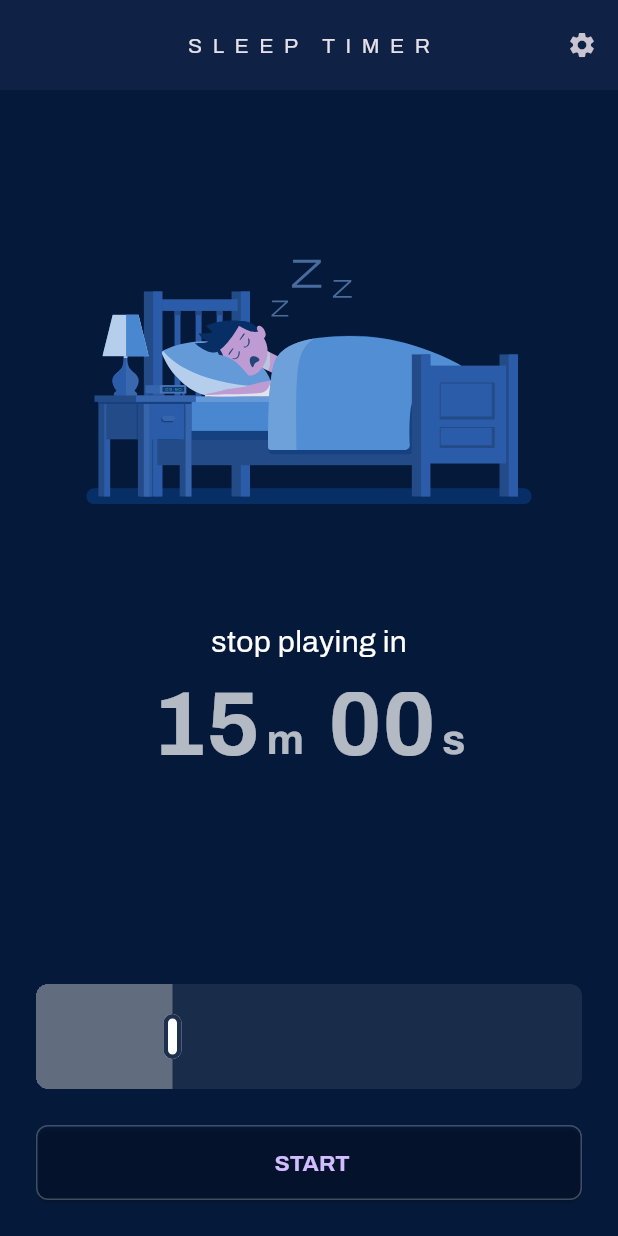
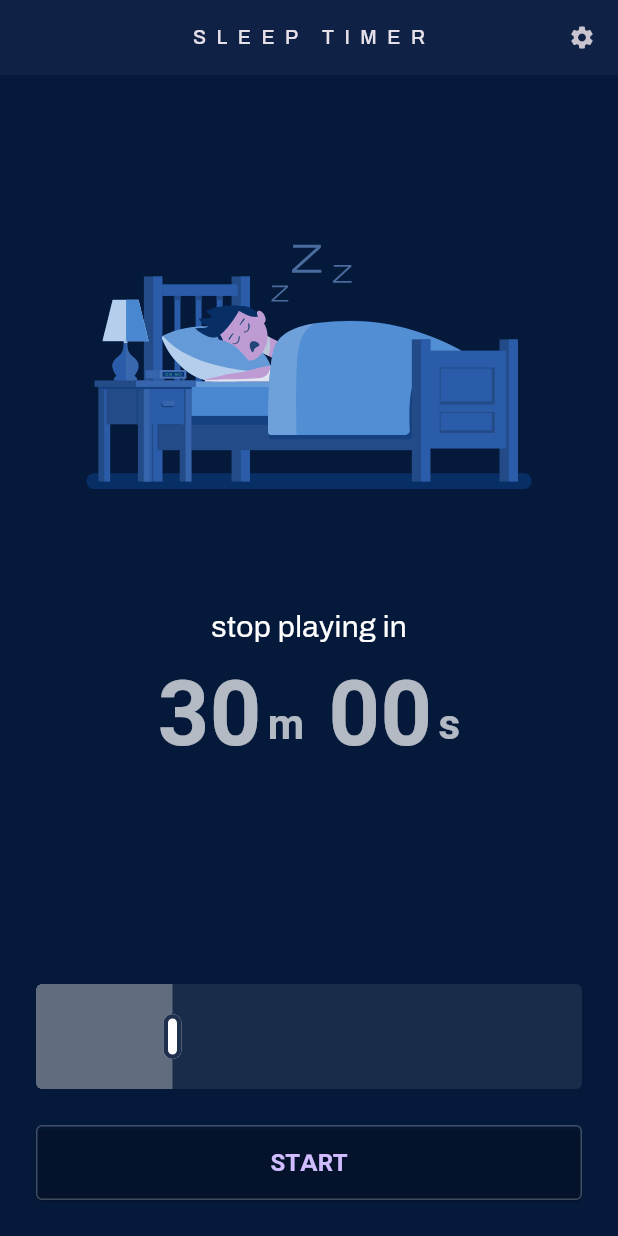
Before and after one commit to tuzkituan/sleep-timer, a Flutter app: the screen it shows after launch, on a phone screen of 412 x 824 dp. Run offline on Flutter 3.47's test engine with Material 3 defaults, Android fonts, the phone set to English and light mode, and no system bars; drawn by our look-alikes of shimmer; our stand-ins replace awesome_notifications, flutter_svg, google_fonts, shared_preferences; missing offline and left inert: audio_session.

Commit message:
Update font

```diff
--- a/lib/components/action_button/action_button.dart
+++ b/lib/components/action_button/action_button.dart
@@ -1,5 +1,6 @@
 import 'package:flutter/material.dart';
-import 'package:sleep_timer/controllers/settings_controller.dart';
+import 'package:google_fonts/google_fonts.dart';
+import 'package:sleep_timer/utils/app_variables.dart';
 
 class ActionButton extends StatelessWidget {
   final String title;
@@ -18,18 +19,21 @@ class ActionButton extends StatelessWidget {
               isDanger ? Colors.red[900]!.withOpacity(0.7) : Colors.transparent,
           minimumSize: const Size.fromHeight(50),
           shape: RoundedRectangleBorder(
-            borderRadius: BorderRadius.circular(8),
-            side: const BorderSide(color: Colors.white24),
+            borderRadius: BorderRadius.circular(
+              AppVariables.MAIN_BORDER_RADIUS,
+            ),
+            side: const BorderSide(
+              color: Colors.white24,
+            ),
           )),
       child: Row(
         mainAxisAlignment: MainAxisAlignment.center,
         crossAxisAlignment: CrossAxisAlignment.center,
         children: [
-          const SizedBox(width: 4),
           Text(
             title.toUpperCase(),
-            style: const TextStyle(
-              fontSize: 15,
+            style: GoogleFonts.kodeMono(
+              fontSize: 16,
               fontWeight: FontWeight.bold,
             ),
           )
--- a/lib/components/app_title/app_title.dart
+++ b/lib/components/app_title/app_title.dart
@@ -8,7 +8,11 @@ class AppTitle extends StatelessWidget {
   Widget build(BuildContext context) {
     return Text(
       "SLEEP TIMER",
-      style: GoogleFonts.archivo(fontSize: 14, letterSpacing: 7),
+      style: GoogleFonts.archivo(
+        fontSize: 13,
+        letterSpacing: 7,
+        fontWeight: FontWeight.w500,
+      ),
     );
   }
 }
--- a/lib/components/main_timer_text/main_timer_text.dart
+++ b/lib/components/main_timer_text/main_timer_text.dart
@@ -1,4 +1,5 @@
 import 'package:flutter/material.dart';
+import 'package:google_fonts/google_fonts.dart';
 import 'package:shimmer/shimmer.dart';
 
 class MainTimerText extends StatelessWidget {
@@ -25,7 +26,7 @@ class MainTimerText extends StatelessWidget {
         children: [
           Text(
             minute,
-            style: const TextStyle(
+            style: GoogleFonts.kodeMono(
               fontSize: 60,
               height: 0,
               fontWeight: FontWeight.w700,
@@ -35,11 +36,11 @@ class MainTimerText extends StatelessWidget {
           const SizedBox(
             width: 4,
           ),
-          const Text(
+          Text(
             "m",
-            style: TextStyle(
+            style: GoogleFonts.kodeMono(
               color: Colors.white,
-              height: 1.6,
+              height: 2,
               fontSize: 28,
               fontWeight: FontWeight.w700,
             ),
@@ -49,7 +50,7 @@ class MainTimerText extends StatelessWidget {
           ),
           Text(
             second,
-            style: const TextStyle(
+            style: GoogleFonts.kodeMono(
               fontSize: 60,
               height: 0,
               fontWeight: FontWeight.w700,
@@ -59,11 +60,11 @@ class MainTimerText extends StatelessWidget {
           const SizedBox(
             width: 4,
           ),
-          const Text(
+          Text(
             "s",
-            style: TextStyle(
+            style: GoogleFonts.kodeMono(
               color: Colors.white,
-              height: 1.6,
+              height: 2,
               fontSize: 28,
               fontWeight: FontWeight.w700,
             ),
--- a/lib/components/settings_bottom_sheet/settings_bottom_sheet.dart
+++ b/lib/components/settings_bottom_sheet/settings_bottom_sheet.dart
@@ -88,7 +88,9 @@ class _SettingsBottomSheetState extends State<SettingsBottomSheet> {
                           child: Container(
                             decoration: BoxDecoration(
                               color: theme!.primaryColor,
-                              borderRadius: BorderRadius.circular(8),
+                              borderRadius: BorderRadius.circular(
+                                AppVariables.MAIN_BORDER_RADIUS,
+                              ),
                               border: isActive
                                   ? Border.all(
                                       color: Colors.white,
--- a/lib/components/time_slider/time_slider.dart
+++ b/lib/components/time_slider/time_slider.dart
@@ -23,7 +23,7 @@ class TimeSlider extends StatelessWidget {
     return Container(
       clipBehavior: Clip.hardEdge,
       decoration: BoxDecoration(
-        borderRadius: BorderRadius.circular(8),
+        borderRadius: BorderRadius.circular(AppVariables.MAIN_BORDER_RADIUS),
         color: SettingsController.of(context)
             .currentTheme
             .splashColor
--- a/lib/main.dart
+++ b/lib/main.dart
@@ -22,8 +22,9 @@ void main() async {
     statusBarIconBrightness: Brightness.light,
   ));
 
-  SystemChrome.setEnabledSystemUIMode(SystemUiMode.edgeToEdge,
-      overlays: [SystemUiOverlay.top]);
+  SystemChrome.setEnabledSystemUIMode(SystemUiMode.edgeToEdge, overlays: [
+    SystemUiOverlay.top,
+  ]);
 
   final settingsController = SettingsController(SettingsService());
 
@@ -41,6 +42,8 @@ void main() async {
         channelDescription: 'Notification channel for basic tests',
         enableVibration: false,
         playSound: false,
+        locked: true,
+        enableLights: false,
       )
     ],
   );
@@ -131,7 +134,7 @@ class _MyHomePageState extends State<MyHomePage> {
         centerTitle: true,
         elevation: 1,
         backgroundColor: Colors.transparent,
-        toolbarHeight: 60,
+        toolbarHeight: 50,
         actions: [
           IconButton(
             onPressed: () {
@@ -148,7 +151,7 @@ class _MyHomePageState extends State<MyHomePage> {
             },
             icon: const Icon(
               Icons.settings,
-              size: 20,
+              size: 18,
             ),
           ),
         ],
--- a/lib/utils/app_variables.dart
+++ b/lib/utils/app_variables.dart
@@ -4,7 +4,8 @@ class AppVariables {
 
   static const double MAIN_PADDING = 24;
   static const double SLIDER_HEIGHT = 70;
+  static const double MAIN_BORDER_RADIUS = 4;
 
-  static const int MAX_TIME = 60;
-  static const int INIT_TIME = 15;
+  static const int MAX_TIME = 120;
+  static const int INIT_TIME = 30;
 }
```
Also changed, not shown: lib/controllers/timer_controller.dart (+2 -13 lines).
